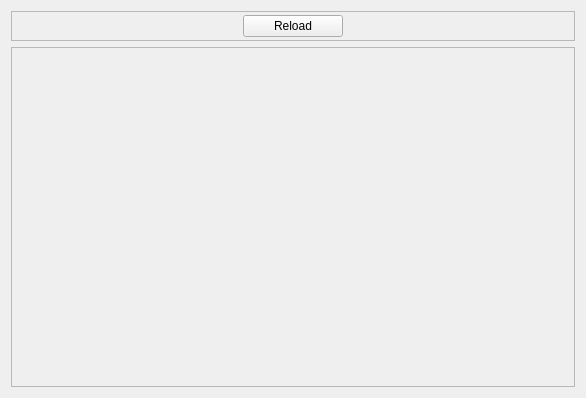
Old version of the form views/ui/dashboard.ui in the repository wolfwarriorvn/FacebookScrape.
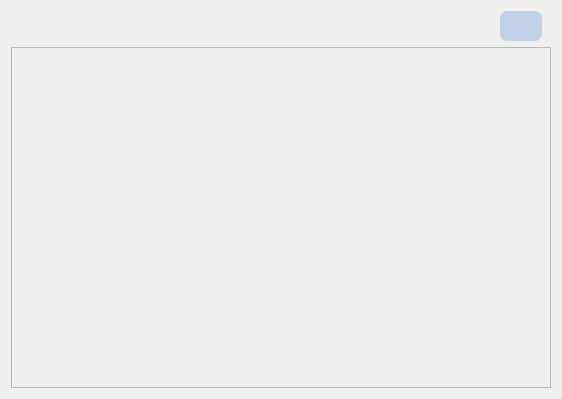
New version of the form. Icons and pictures are not drawn.

What changed in the file:
```diff
--- a/views/ui/dashboard.ui
+++ b/views/ui/dashboard.ui
@@ -6,8 +6,8 @@
    <rect>
     <x>0</x>
     <y>0</y>
-    <width>586</width>
-    <height>398</height>
+    <width>562</width>
+    <height>399</height>
    </rect>
   </property>
   <property name="windowTitle">
@@ -15,45 +15,77 @@
   </property>
   <layout class="QVBoxLayout" name="verticalLayout">
    <item>
-    <widget class="QFrame" name="frame">
+    <widget class="QWidget" name="widget" native="true">
      <property name="maximumSize">
       <size>
        <width>16777215</width>
        <height>30</height>
       </size>
      </property>
-     <property name="frameShape">
-      <enum>QFrame::StyledPanel</enum>
+     <property name="layoutDirection">
+      <enum>Qt::LeftToRight</enum>
      </property>
-     <property name="frameShadow">
-      <enum>QFrame::Raised</enum>
+     <property name="styleSheet">
+      <string notr="true"/>
      </property>
-     <layout class="QHBoxLayout" name="horizontalLayout">
-      <property name="spacing">
-       <number>0</number>
-      </property>
-      <property name="leftMargin">
-       <number>0</number>
-      </property>
+     <layout class="QGridLayout" name="gridLayout">
       <property name="topMargin">
        <number>0</number>
       </property>
-      <property name="rightMargin">
-       <number>0</number>
-      </property>
       <property name="bottomMargin">
        <number>0</number>
       </property>
-      <item>
-       <widget class="QPushButton" name="btn_reload">
+      <property name="verticalSpacing">
+       <number>0</number>
+      </property>
+      <item row="0" column="0">
+       <spacer name="horizontalSpacer">
+        <property name="orientation">
+         <enum>Qt::Horizontal</enum>
+        </property>
+        <property name="sizeHint" stdset="0">
+         <size>
+          <width>436</width>
+          <height>20</height>
+         </size>
+        </property>
+       </spacer>
+      </item>
+      <item row="0" column="1">
+       <widget class="QPushButton" name="btn_refresh">
         <property name="maximumSize">
          <size>
-          <width>100</width>
+          <width>16777215</width>
           <height>16777215</height>
          </size>
         </property>
+        <property name="styleSheet">
+         <string notr="true">	* {background-color: rgba(192, 209, 231, 1);
+	border: 1px solid rgba(192, 209, 231, 1);
+	border-radius: 7px;
+	color: black;
+	width: 40;
+	height: 30;
+}
+QPushButton:hover{
+background-color: #b8e7ea;
+}
+QPushButton:pressed{
+background-color:rgba(227, 80, 168, 1)
+}</string>
+        </property>
         <property name="text">
-         <string>Reload</string>
+         <string/>
+        </property>
+        <property name="icon">
+         <iconset resource="../../icon.qrc">
+          <normaloff>:/icon/views/icon/refresh.png</normaloff>:/icon/views/icon/refresh.png</iconset>
+        </property>
+        <property name="iconSize">
+         <size>
+          <width>20</width>
+          <height>20</height>
+         </size>
         </property>
        </widget>
       </item>
```
Left out of the diff: 4 changed lines with no effect on the pictures.
